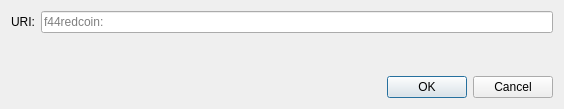
The window that src/qt/forms/openuridialog.ui (F44RedCoin/F44RedCoin) describes before a commit, drawn with Qt 5.
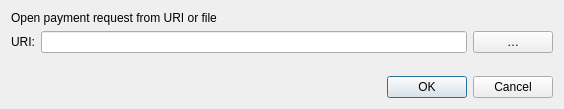
The same window after the commit. Custom widgets are drawn as their Qt base class.

```diff
--- a/src/qt/forms/openuridialog.ui
+++ b/src/qt/forms/openuridialog.ui
@@ -14,6 +14,13 @@
    <string>Open f44redcoin URI</string>
   </property>
   <layout class="QVBoxLayout" name="verticalLayout">
+   <item>
+    <widget class="QLabel" name="label_2">
+     <property name="text">
+      <string>Open payment request from URI or file</string>
+     </property>
+    </widget>
+   </item>
    <item>
     <layout class="QHBoxLayout" name="horizontalLayout">
      <item>
@@ -24,9 +31,18 @@
       </widget>
      </item>
      <item>
-      <widget class="QValidatedLineEdit" name="uriEdit">
-       <property name="placeholderText">
-        <string notr="true">f44redcoin:</string>
+      <widget class="QValidatedLineEdit" name="uriEdit"/>
+     </item>
+     <item>
+      <widget class="QPushButton" name="selectFileButton">
+       <property name="toolTip">
+        <string>Select payment request file</string>
+       </property>
+       <property name="text">
+        <string notr="true">…</string>
+       </property>
+       <property name="autoDefault">
+        <bool>false</bool>
        </property>
       </widget>
      </item>
```
Left out of the diff: 2 changed lines with no effect on the pictures.
